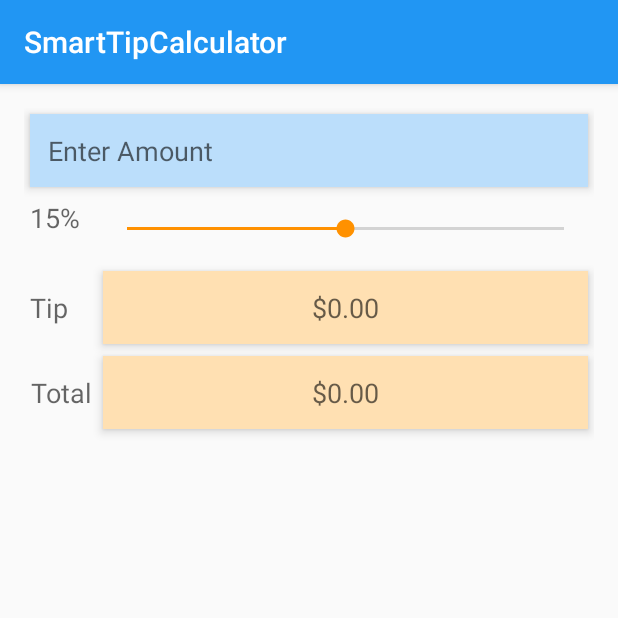
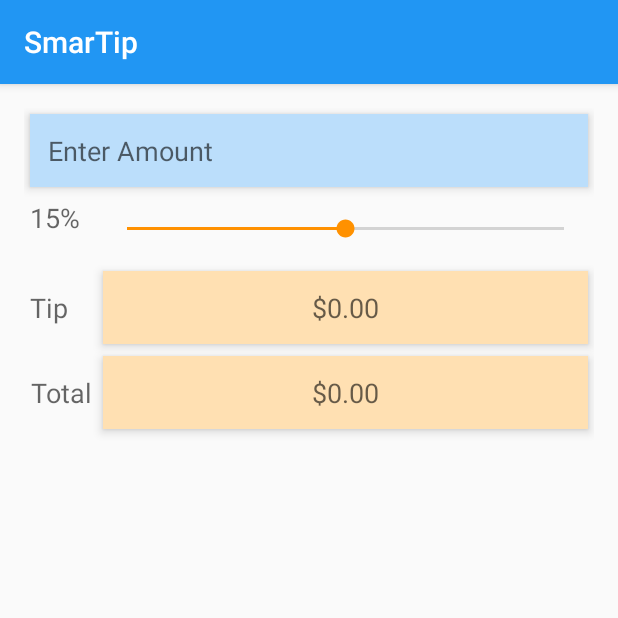
Before and after one commit to solandmedotru/SmartTipCalculator, an Android app: the screen it shows after launch (MainActivity), on a phone screen of 412 x 824 dp, the top half of it. Run offline under Robolectric (Android 15) with nearby library versions, the phone set to English and light mode, and no system bars.

```diff
--- a/app/src/main/res/values/strings.xml
+++ b/app/src/main/res/values/strings.xml
@@ -1,7 +1,7 @@
 <resources>
-    <string name="app_name">SmartTipCalculator</string>
+    <string name="app_name" translatable="false">SmarТip</string>
     <string name="enter_amount">Enter Amount</string>
-    <string name="tip_percentage">15%</string>
+    <string name="tip_percentage" translatable="false">15%</string>
     <string name="tip">Tip</string>
     <string name="total">Total</string>
 </resources>
```
Also changed, not shown: app/src/main/ic_launcher-web.png (added), app/src/main/res/mipmap-hdpi/ic_launcher.png, app/src/main/res/mipmap-mdpi/ic_launcher.png, app/src/main/res/mipmap-xhdpi/ic_launcher.png, app/src/main/res/mipmap-xxhdpi/ic_launcher.png, app/src/main/res/mipmap-xxxhdpi/ic_launcher.png, 1 other file.
